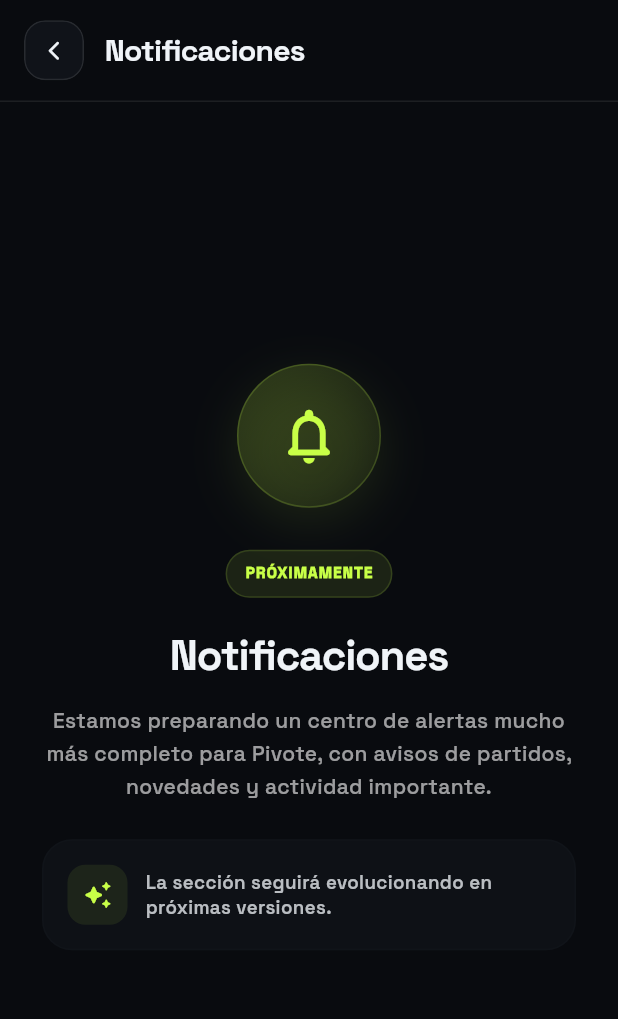
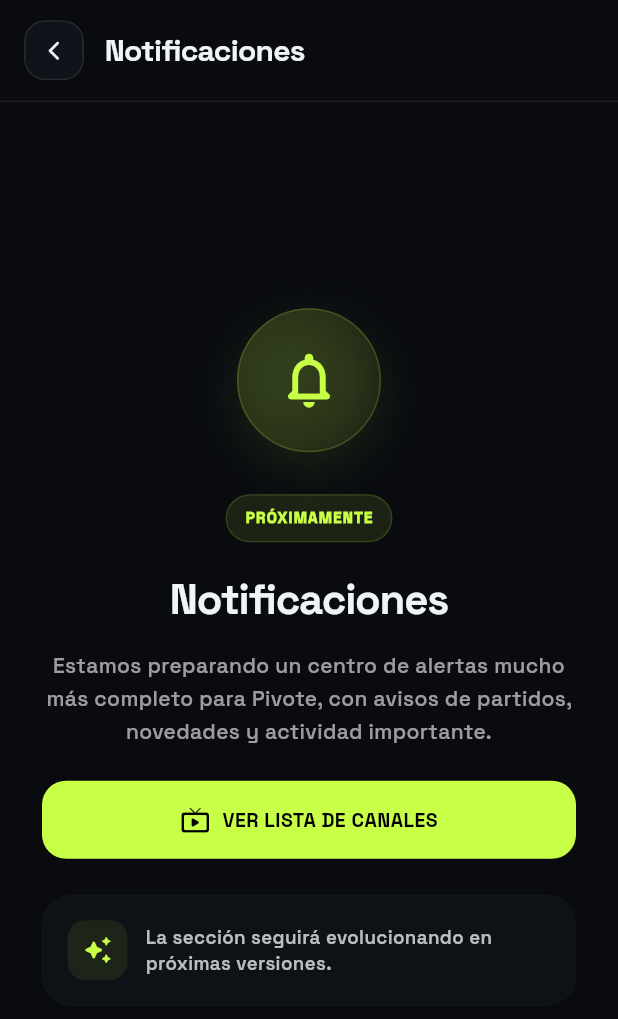
Before and after one commit to benjaa-a11/pivote_studio-apppp, a Flutter app: the NotificationsScreen screen opened directly, on a phone screen of 412 x 824 dp. Shown: the top 1019 px of the screen. Run offline on Flutter 3.47's test engine with Material 3 defaults, Android fonts, the phone set to English and light mode, and no system bars; our stand-ins replace audio_service, cached_network_image, cloud_firestore, connectivity_plus, firebase_core, firebase_messaging and 14 more; missing offline and left inert: media_kit, media_kit_video, webview_flutter_android; accounts and stored records are empty; network calls fail.

Commit message:
feat: link external channel catalog from notifications

```diff
--- a/lib/features/home/presentation/screens/notifications_screen.dart
+++ b/lib/features/home/presentation/screens/notifications_screen.dart
@@ -1,6 +1,7 @@
 import 'package:flutter/material.dart';
 import 'package:google_fonts/google_fonts.dart';
 import 'package:pivote/shared/widgets/common/pivote_app_bar.dart';
+import 'package:pivote/features/video/presentation/screens/external_channels_screen.dart';
 
 class NotificationsScreen extends StatelessWidget {
   const NotificationsScreen({super.key});
@@ -95,6 +96,37 @@ class NotificationsScreen extends StatelessWidget {
                     color: theme.hintColor,
                   ),
                 ),
+                const SizedBox(height: 22),
+                SizedBox(
+                  width: double.infinity,
+                  child: ElevatedButton.icon(
+                    onPressed: () {
+                      Navigator.of(context).push(
+                        MaterialPageRoute<void>(
+                          builder: (_) => const ExternalChannelsScreen(),
+                        ),
+                      );
+                    },
+                    icon: const Icon(Icons.live_tv_rounded, size: 20),
+                    label: Text(
+                      'VER LISTA DE CANALES',
+                      style: GoogleFonts.spaceGrotesk(
+                        fontWeight: FontWeight.w800,
+                        fontSize: 13,
+                        letterSpacing: 0.3,
+                      ),
+                    ),
+                    style: ElevatedButton.styleFrom(
+                      backgroundColor: theme.colorScheme.primary,
+                      foregroundColor: theme.colorScheme.onPrimary,
+                      minimumSize: const Size.fromHeight(52),
+                      shape: RoundedRectangleBorder(
+                        borderRadius: BorderRadius.circular(16),
+                      ),
+                      elevation: 0,
+                    ),
+                  ),
+                ),
                 const SizedBox(height: 24),
                 Container(
                   width: double.infinity,
```
